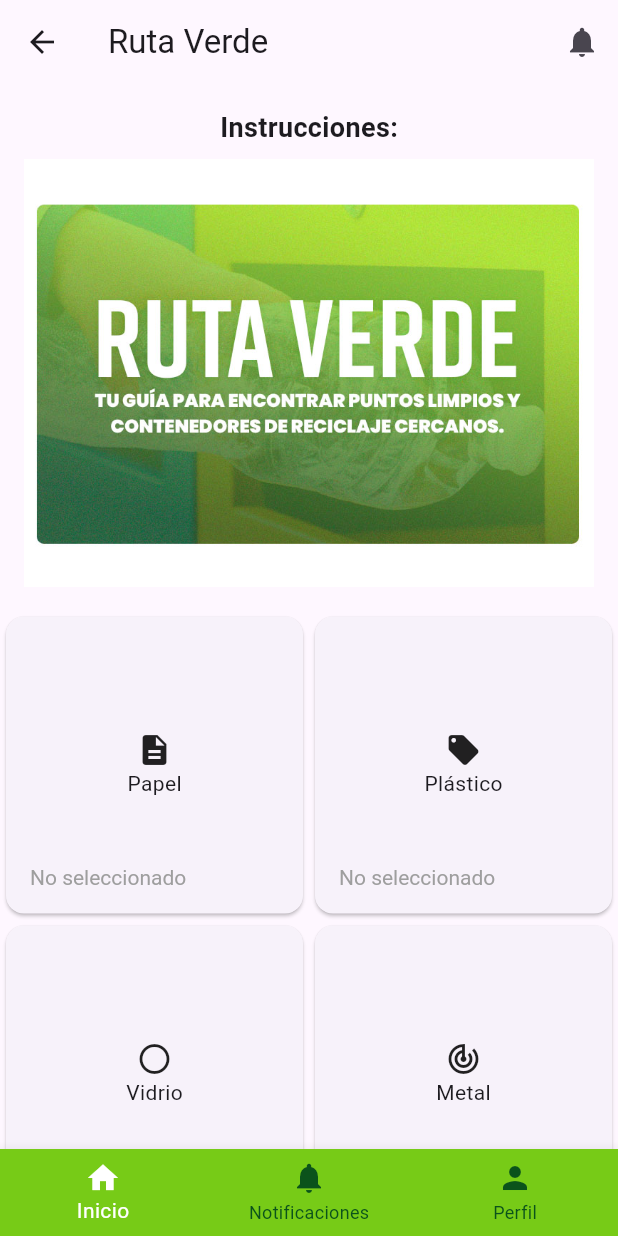
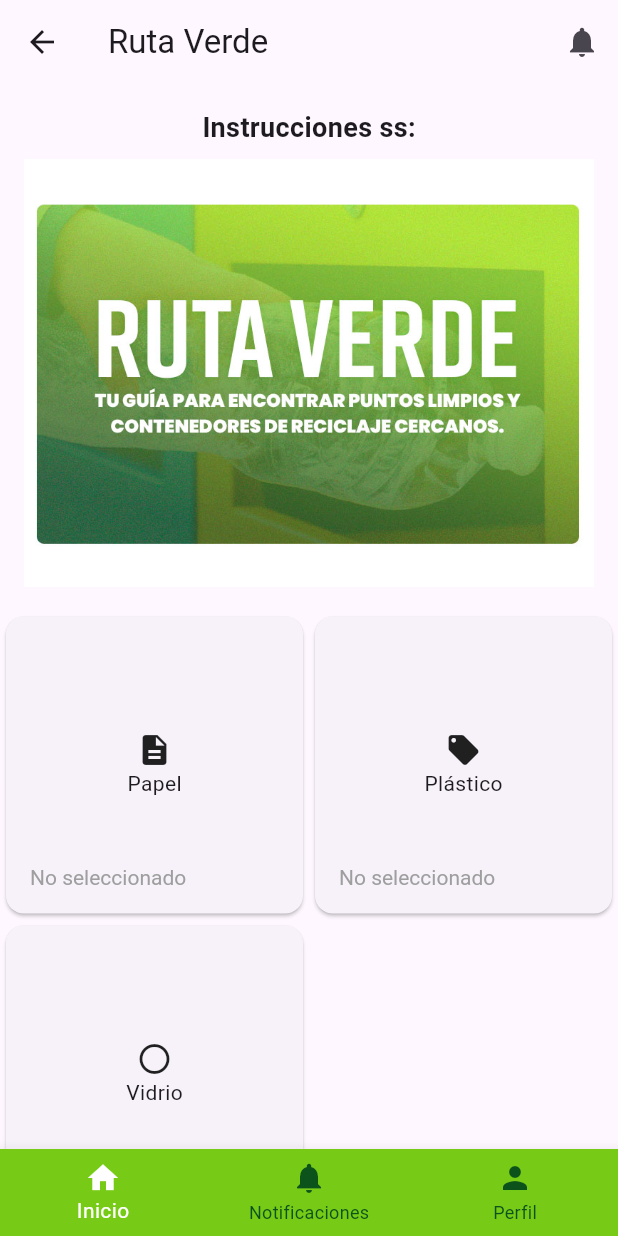
Before and after one commit to nanopaez/smart_city, a Flutter app: the HomeScreen screen opened directly, on a phone screen of 412 x 824 dp. Run offline on Flutter 3.47's test engine with Material 2 defaults, Android fonts, the phone set to English and light mode, and no system bars.

Commit message:
cambios 26 oct

```diff
--- a/lib/screens/home.dart
+++ b/lib/screens/home.dart
@@ -18,8 +18,7 @@ class HomeScreenState extends State<HomeScreen> {
     {'name': 'Papel', 'icon': Icons.description},
     {'name': 'Plástico', 'icon': Icons.local_offer},
     {'name': 'Vidrio', 'icon': Icons.panorama_fish_eye},
-    {'name': 'Metal', 'icon': Icons.track_changes},
-    {'name': 'Orgánico', 'icon': Icons.eco},
+
     // Agrega más tipos de basura según tus necesidades
   ];
 
@@ -34,7 +33,7 @@ class HomeScreenState extends State<HomeScreen> {
             child: Column(
               children: [
                 const Text(
-                  'Instrucciones:',
+                  'Instrucciones ss:',
                   style: TextStyle(
                     fontSize: 18,
                     fontWeight: FontWeight.bold,
```
Also changed, not shown: lib/assets/images/botella-de-agua.svg (added), lib/assets/images/grieta-de-copa-de-vino.svg (added).
